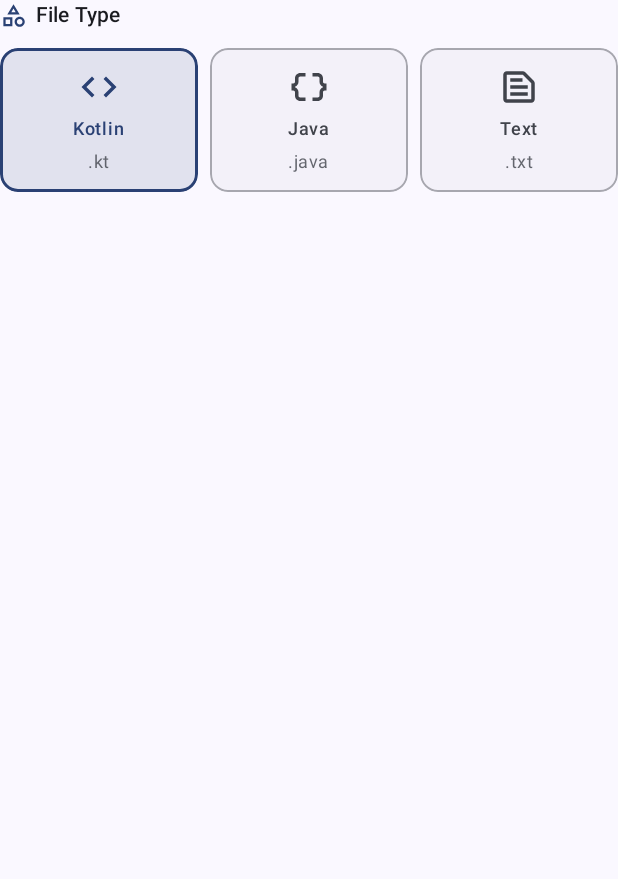
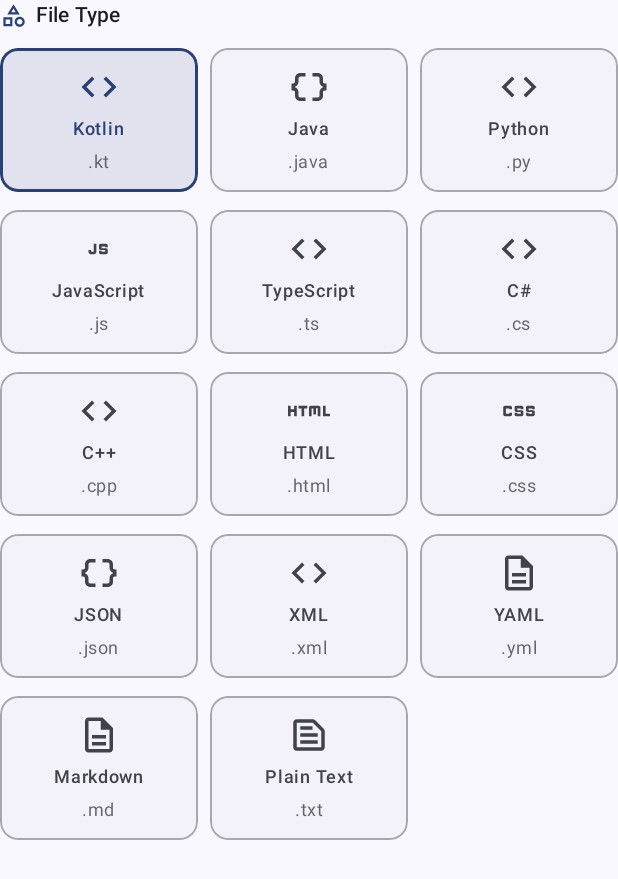
Before and after one commit to HashenUdara/kotlin-text-editor, an Android app built with Jetpack Compose: the composable LanguageSelectionSection shown on its own in the app's theme, on a phone screen of 412 x 824 dp. Shown: the top 879 px of the screen. Run offline under Robolectric (Android 15) with nearby library versions, the phone set to English and light mode, and no system bars; 7 statements that could not run were skipped.

Commit message:
Fix Language Selection UI - Show All 14 Supported Languages
 **Fixed Issue**: Language selection was limited to only 3 languages

### Changes Made:
 **Complete Language Grid**: Now displays all 14 supported languages in a 3-column grid
 **Proper Language Coverage**: Kotlin, Java, Python, JavaScript, TypeScript, C#, C++, HTML, CSS, JSON, XML, YAML, Markdown, Plain Text
 **Enhanced UI Layout**: Organized languages in rows of 3 for better visual organization
 **Consistent Icons**: Each language has appropriate Material Design icons
 **Smart Color Coding**: Different colors for visual distinction between language types

### User Experience:
- Users can now create files for ANY of the 14 supported languages
- Visual language selection with proper icons and descriptions
- Auto-extension detection still works when typing filenames
- Template selection updates based on chosen language

### Technical Implementation:
- Added LanguageConfig data class for language metadata
- Implemented chunked grid layout (3 columns)
- All 40+ templates now accessible through proper language selection
- Maintained existing auto-detection functionality

This fix ensures users can access the complete template system across all supported programming languages!

```diff
--- a/app/src/main/java/com/kotlintexteditor/ui/dialogs/NewFileDialog.kt
+++ b/app/src/main/java/com/kotlintexteditor/ui/dialogs/NewFileDialog.kt
@@ -170,45 +170,62 @@
             icon = Icons.Outlined.Category
         )
 
+        // All supported languages with their configurations
+        val languages = listOf(
+            LanguageConfig(EditorLanguage.KOTLIN, "Kotlin", ".kt", Icons.Outlined.Code, MaterialTheme.colorScheme.primary),
+            LanguageConfig(EditorLanguage.JAVA, "Java", ".java", Icons.Outlined.DataObject, MaterialTheme.colorScheme.tertiary),
+            LanguageConfig(EditorLanguage.PYTHON, "Python", ".py", Icons.Outlined.Code, MaterialTheme.colorScheme.secondary),
+            LanguageConfig(EditorLanguage.JAVASCRIPT, "JavaScript", ".js", Icons.Outlined.Javascript, MaterialTheme.colorScheme.primary),
+            LanguageConfig(EditorLanguage.TYPESCRIPT, "TypeScript", ".ts", Icons.Outlined.Code, MaterialTheme.colorScheme.primary),
+            LanguageConfig(EditorLanguage.CSHARP, "C#", ".cs", Icons.Outlined.Code, MaterialTheme.colorScheme.tertiary),
+            LanguageConfig(EditorLanguage.CPP, "C++", ".cpp", Icons.Outlined.Code, MaterialTheme.colorScheme.secondary),
+            LanguageConfig(EditorLanguage.HTML, "HTML", ".html", Icons.Outlined.Html, MaterialTheme.colorScheme.primary),
+            LanguageConfig(EditorLanguage.CSS, "CSS", ".css", Icons.Outlined.Css, MaterialTheme.colorScheme.secondary),
+            LanguageConfig(EditorLanguage.JSON, "JSON", ".json", Icons.Outlined.DataObject, MaterialTheme.colorScheme.tertiary),
+            LanguageConfig(EditorLanguage.XML, "XML", ".xml", Icons.Outlined.Code, MaterialTheme.colorScheme.primary),
+            LanguageConfig(EditorLanguage.YAML, "YAML", ".yml", Icons.Outlined.Description, MaterialTheme.colorScheme.secondary),
+            LanguageConfig(EditorLanguage.MARKDOWN, "Markdown", ".md", Icons.Outlined.Description, MaterialTheme.colorScheme.tertiary),
+            LanguageConfig(EditorLanguage.PLAIN_TEXT, "Plain Text", ".txt", Icons.Outlined.TextSnippet, MaterialTheme.colorScheme.primary)
+        )
+
+        // Display languages in a grid (3 columns)
+        languages.chunked(3).forEach { row ->
             Row(
                 modifier = Modifier.fillMaxWidth(),
                 horizontalArrangement = Arrangement.spacedBy(8.dp)
             ) {
+                row.forEach { config ->
                     LanguageCard(
-                language = EditorLanguage.KOTLIN,
-                icon = Icons.Outlined.Code,
-                title = "Kotlin",
-                description = ".kt",
-                color = MaterialTheme.colorScheme.primary,
-                selected = selectedLanguage == EditorLanguage.KOTLIN,
+                        language = config.language,
+                        icon = config.icon,
+                        title = config.title,
+                        description = config.extension,
+                        color = config.color,
+                        selected = selectedLanguage == config.language,
                         modifier = Modifier.weight(1f),
-                onSelect = { onLanguageSelect(EditorLanguage.KOTLIN) }
+                        onSelect = { onLanguageSelect(config.language) }
                     )
+                }
 
-            LanguageCard(
-                language = EditorLanguage.JAVA,
-                icon = Icons.Outlined.DataObject,
-                title = "Java",
-                description = ".java",
-                color = MaterialTheme.colorScheme.tertiary,
-                selected = selectedLanguage == EditorLanguage.JAVA,
-                modifier = Modifier.weight(1f),
-                onSelect = { onLanguageSelect(EditorLanguage.JAVA) }
-            )
-
-            LanguageCard(
-                language = EditorLanguage.PLAIN_TEXT,
-                icon = Icons.Outlined.TextSnippet,
-                title = "Text",
-                description = ".txt",
-                color = MaterialTheme.colorScheme.secondary,
-                selected = selectedLanguage == EditorLanguage.PLAIN_TEXT,
-                modifier = Modifier.weight(1f),
-                onSelect = { onLanguageSelect(EditorLanguage.PLAIN_TEXT) }
-            )
+                // Add empty spacers if the row has fewer than 3 items
+                repeat(3 - row.size) {
+                    Spacer(modifier = Modifier.weight(1f))
                 }
             }
         }
+    }
+}
+
+/**
+ * Data class to hold language configuration
+ */
+private data class LanguageConfig(
+    val language: EditorLanguage,
+    val title: String,
+    val extension: String,
+    val icon: ImageVector,
+    val color: androidx.compose.ui.graphics.Color
+)
 
 @Composable
 private fun FileNameSection(
```
Lines whose indentation alone changed are shown as unchanged.
